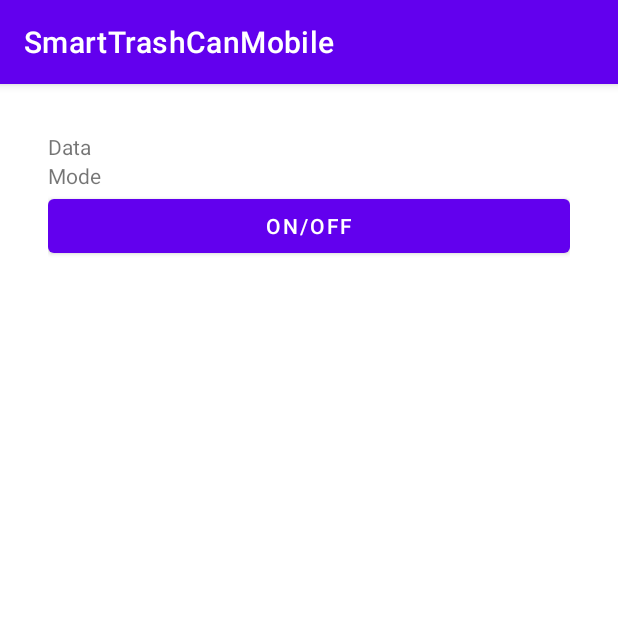
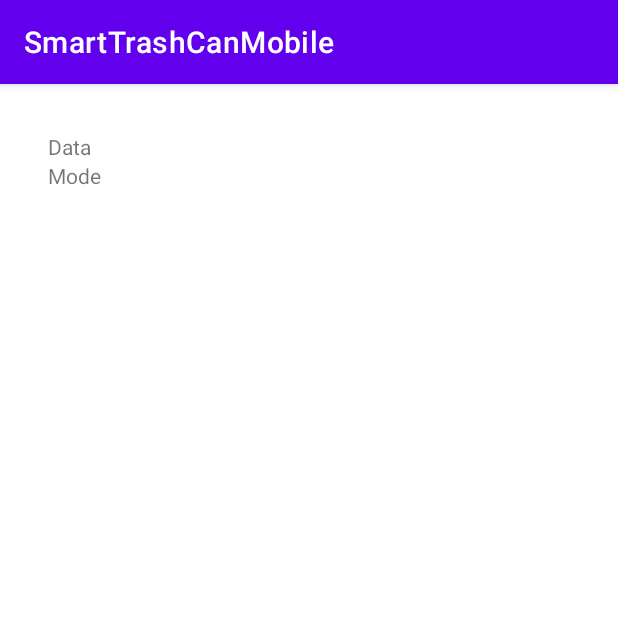
Before and after one commit to DanerisMendoza/smart-trashCan, an Android app: the screen it shows after launch (MainActivity), on a phone screen of 412 x 824 dp, the top half of it. Run offline under Robolectric (Android 15) with nearby library versions, the phone set to English and light mode, and no system bars.

Commit message:
hosting bug fix

```diff
--- a/SmartTrashCanMobile/app/src/main/AndroidManifest.xml
+++ b/SmartTrashCanMobile/app/src/main/AndroidManifest.xml
@@ -10,7 +10,7 @@
         android:allowBackup="true"
         android:dataExtractionRules="@xml/data_extraction_rules"
         android:fullBackupContent="@xml/backup_rules"
-        android:icon="@mipmap/ic_launcher"
+        android:icon="@raw/bg"
         android:label="@string/app_name"
         android:supportsRtl="true"
         android:theme="@style/Theme.SmartTrashCanMobile"
--- a/SmartTrashCanMobile/app/src/main/res/layout/activity_main.xml
+++ b/SmartTrashCanMobile/app/src/main/res/layout/activity_main.xml
@@ -20,11 +20,7 @@
         android:layout_height="wrap_content"
         android:text="Mode" />
 
-    <Button
-        android:id="@+id/buttonMode"
-        android:layout_width="match_parent"
-        android:layout_height="wrap_content"
-        android:text="ON/OFF" />
+
 
 
 
```
Also changed, not shown: SmartTrashCanMobile/app/src/main/java/com/smarttrashcanmobile/MyForegroundService.java (+5 -3 lines), SmartTrashCanMobile/app/src/main/res/raw/bg.jpg (added), 1 other file.
